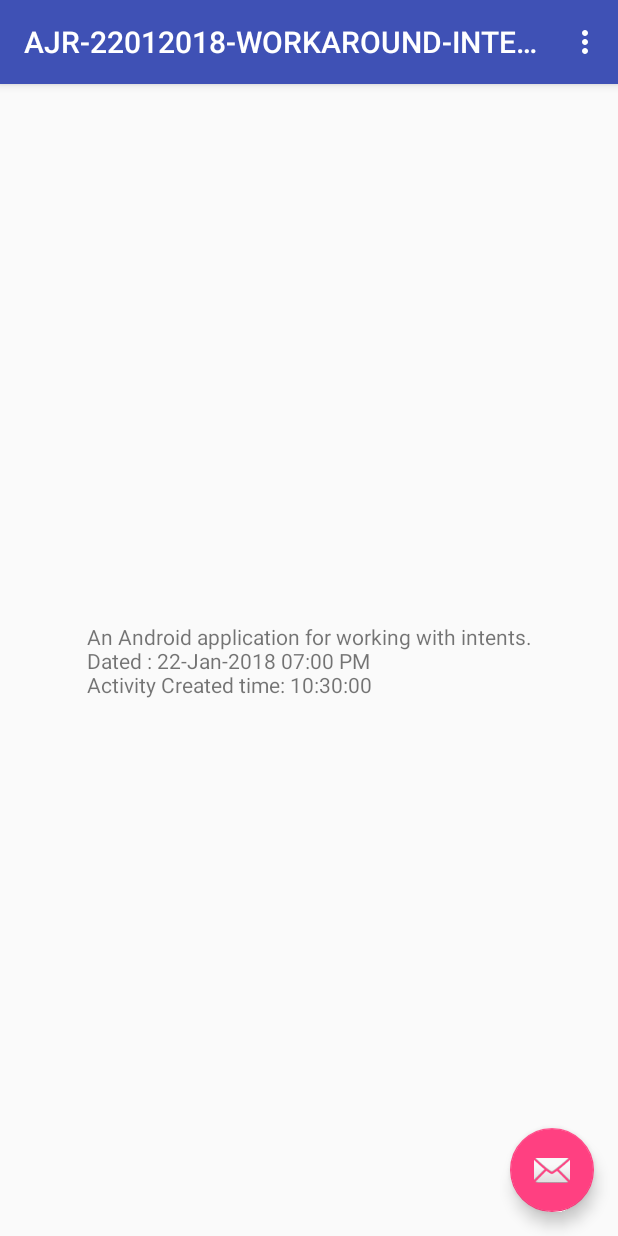
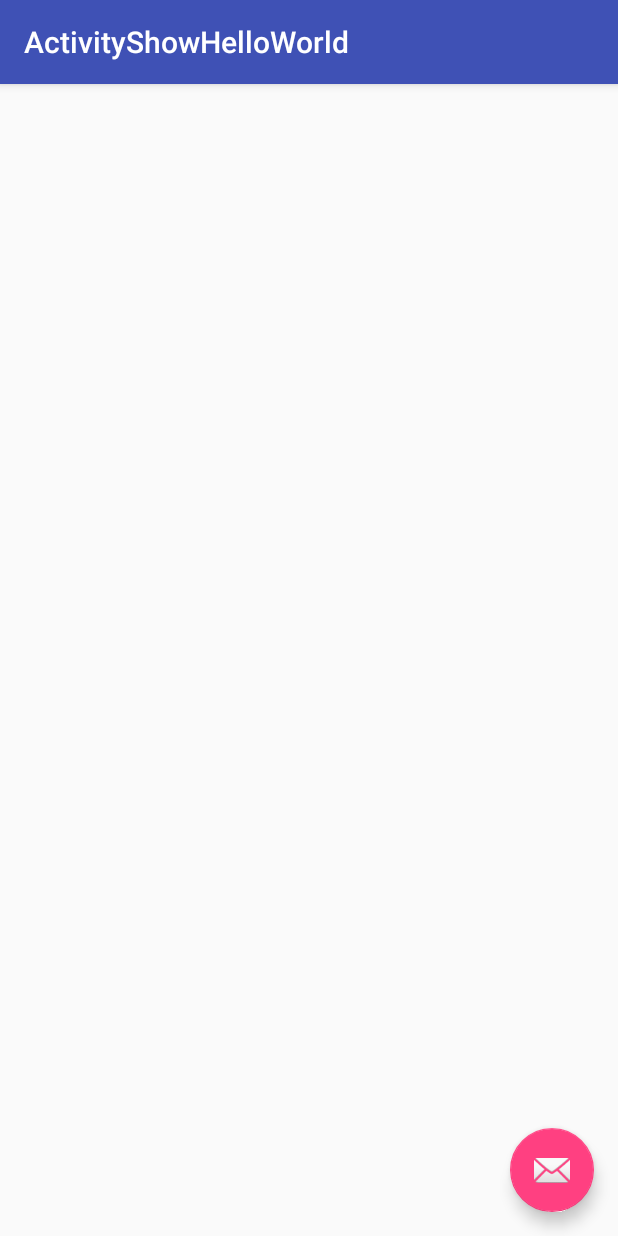
Before and after one commit to AJEESHKRAJAN/AJR-22012018-WORKAROUND-INTENTS, an Android app: the screen it shows after launch (IntentMasterActivity before the commit, ActivityShowHelloWorld after it), in the options menu, after a tap on "Show Hello World", on a phone screen of 412 x 824 dp. Run offline under Robolectric (Android 15) with nearby library versions, the phone set to English and light mode, and no system bars.

Commit message:
Intent functionalities .
Creating a intent wch has a category default in it.

```diff
--- /dev/null
+++ b/app/src/main/java/com/workaround/ajeesh/ajr_22012018_workaround_intents/ActivityShowHelloWorld.java
@@ -0,0 +1,29 @@
+package com.workaround.ajeesh.ajr_22012018_workaround_intents;
+
+import android.os.Bundle;
+import android.support.design.widget.FloatingActionButton;
+import android.support.design.widget.Snackbar;
+import android.support.v7.app.AppCompatActivity;
+import android.support.v7.widget.Toolbar;
+import android.view.View;
+
+public class ActivityShowHelloWorld extends AppCompatActivity {
+
+    @Override
+    protected void onCreate(Bundle savedInstanceState) {
+        super.onCreate(savedInstanceState);
+        setContentView(R.layout.activity_show_hello_world);
+        Toolbar toolbar = (Toolbar) findViewById(R.id.toolbar);
+        setSupportActionBar(toolbar);
+
+        FloatingActionButton fab = (FloatingActionButton) findViewById(R.id.fab);
+        fab.setOnClickListener(new View.OnClickListener() {
+            @Override
+            public void onClick(View view) {
+                Snackbar.make(view, "Replace with your own action", Snackbar.LENGTH_LONG)
+                        .setAction("Action", null).show();
+            }
+        });
+    }
+
+}
--- a/app/src/main/java/com/workaround/ajeesh/ajr_22012018_workaround_intents/IntentMasterActivity.java
+++ b/app/src/main/java/com/workaround/ajeesh/ajr_22012018_workaround_intents/IntentMasterActivity.java
@@ -1,6 +1,8 @@
 package com.workaround.ajeesh.ajr_22012018_workaround_intents;
 
+import android.content.Context;
 import android.content.Intent;
+import android.net.Uri;
 import android.os.Bundle;
 import android.support.design.widget.FloatingActionButton;
 import android.support.design.widget.Snackbar;
@@ -14,6 +16,7 @@ import android.widget.TextView;
 import com.workaround.ajeesh.ajr_22012018_workaround_intents.Helpers.LogHelper;
 import com.workaround.ajeesh.ajr_22012018_workaround_intents.Services.InstantService;
 
+import java.net.URI;
 import java.text.SimpleDateFormat;
 import java.util.Locale;
 
@@ -73,10 +76,10 @@ public class IntentMasterActivity extends AppCompatActivity {
                 onClickServiceRun(item);
                 break;
             case R.id.menuShowHelloWorld:
-                //onClickActivityShowOther(item);
+                onClickActivityShowHelloWorld(item);
                 break;
             case R.id.menuShowPSHomePage:
-                //onClickActivityShowOther(item);
+                onClickActivityShowPSHomePage(item);
                 break;
             case R.id.menuQuit:
                 onClickMenuExit(item);
@@ -89,6 +92,18 @@ public class IntentMasterActivity extends AppCompatActivity {
         return hanlded;
     }
 
+    private void onClickActivityShowPSHomePage(MenuItem item) {
+        Intent intent = new Intent("android.intent.action.VIEW");
+        Uri uri = Uri.parse("http://www.pluralsight-training.net");
+        intent.setData(uri);
+        startActivity(intent);
+    }
+
+    private void onClickActivityShowHelloWorld(MenuItem item) {
+        Intent intent = new Intent(this, ActivityShowHelloWorld.class);
+        startActivity(intent);
+    }
+
 
     private void onClickActivityShowOther(MenuItem item) {
         Intent intent = new Intent(this, OtherActivity.class);
@@ -96,7 +111,10 @@ public class IntentMasterActivity extends AppCompatActivity {
     }
 
     private void onClickServiceRun(MenuItem item) {
-        Intent serviceIntent = new Intent(this, InstantService.class);
+        //Intent serviceIntent = new Intent(this, InstantService.class);
+        Intent serviceIntent = new Intent("com.workaround.ajeesh.ajr_22012018_workaround_intents.action.LOG_TIME");
+        LogHelper.LogThreadId(logName, "Package Name:" + this.getPackageName());
+        serviceIntent.setPackage(this.getPackageName());
         startService(serviceIntent);
     }
 
--- /dev/null
+++ b/app/src/main/res/layout/activity_show_hello_world.xml
@@ -0,0 +1,33 @@
+<?xml version="1.0" encoding="utf-8"?>
+<android.support.design.widget.CoordinatorLayout xmlns:android="http://schemas.android.com/apk/res/android"
+    xmlns:app="http://schemas.android.com/apk/res-auto"
+    xmlns:tools="http://schemas.android.com/tools"
+    android:layout_width="match_parent"
+    android:layout_height="match_parent"
+    tools:context="com.workaround.ajeesh.ajr_22012018_workaround_intents.ActivityShowHelloWorld">
+
+    <android.support.design.widget.AppBarLayout
+        android:layout_width="match_parent"
+        android:layout_height="wrap_content"
+        android:theme="@style/AppTheme.AppBarOverlay">
+
+        <android.support.v7.widget.Toolbar
+            android:id="@+id/toolbar"
+            android:layout_width="match_parent"
+            android:layout_height="?attr/actionBarSize"
+            android:background="?attr/colorPrimary"
+            app:popupTheme="@style/AppTheme.PopupOverlay" />
+
+    </android.support.design.widget.AppBarLayout>
+
+    <include layout="@layout/content_activity_show_hello_world" />
+
+    <android.support.design.widget.FloatingActionButton
+        android:id="@+id/fab"
+        android:layout_width="wrap_content"
+        android:layout_height="wrap_content"
+        android:layout_gravity="bottom|end"
+        android:layout_margin="@dimen/fab_margin"
+        app:srcCompat="@android:drawable/ic_dialog_email" />
+
+</android.support.design.widget.CoordinatorLayout>
--- /dev/null
+++ b/app/src/main/res/layout/content_activity_show_hello_world.xml
@@ -0,0 +1,11 @@
+<?xml version="1.0" encoding="utf-8"?>
+<android.support.constraint.ConstraintLayout xmlns:android="http://schemas.android.com/apk/res/android"
+    xmlns:app="http://schemas.android.com/apk/res-auto"
+    xmlns:tools="http://schemas.android.com/tools"
+    android:layout_width="match_parent"
+    android:layout_height="match_parent"
+    app:layout_behavior="@string/appbar_scrolling_view_behavior"
+    tools:context="com.workaround.ajeesh.ajr_22012018_workaround_intents.ActivityShowHelloWorld"
+    tools:showIn="@layout/activity_show_hello_world">
+
+</android.support.constraint.ConstraintLayout>
--- a/app/src/main/res/values/strings.xml
+++ b/app/src/main/res/values/strings.xml
@@ -8,4 +8,5 @@
     <string name="show_ps_home_page">Show PS Home Page</string>
     <string name="exit">Exit</string>
     <string name="title_activity_other">OtherActivity</string>
+    <string name="title_activity_show_hello_world">ActivityShowHelloWorld</string>
 </resources>
```
Also changed, not shown: app/src/main/AndroidManifest.xml (+25 -2 lines), app/src/main/java/com/workaround/ajeesh/ajr_22012018_workaround_intents/BroadcastReceivers/AirplaneModeBroadcastReceiver.java (added, +18 -0 lines), app/src/main/java/com/workaround/ajeesh/ajr_22012018_workaround_intents/Services/InstantService.java (+23 -0 lines).
